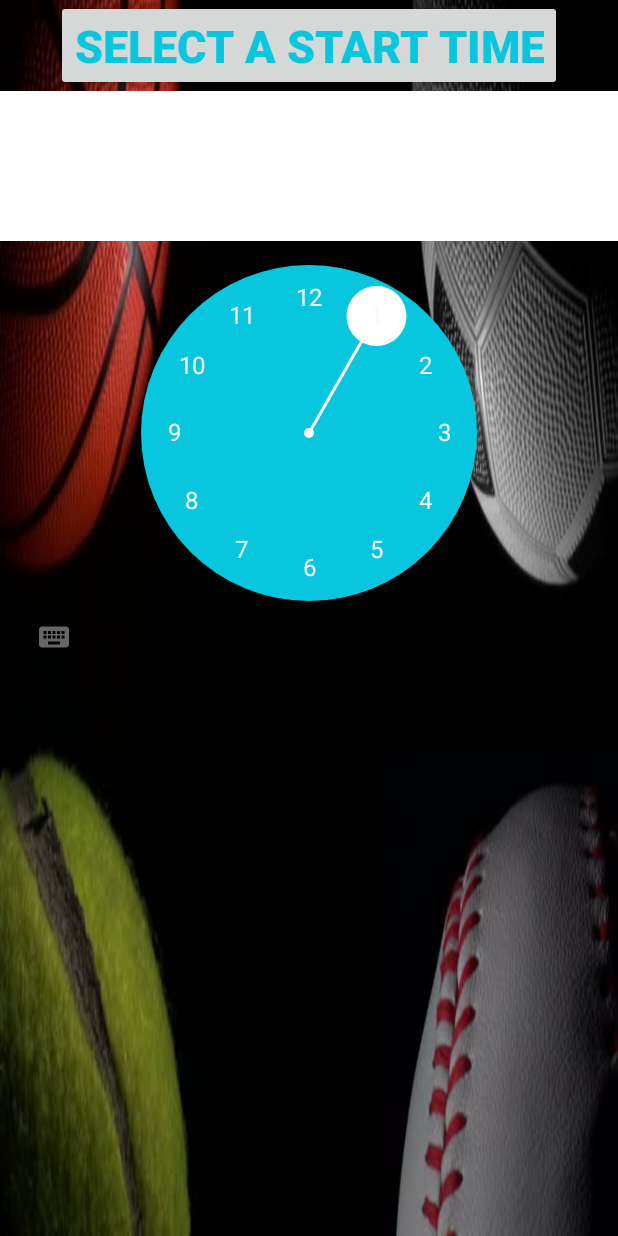
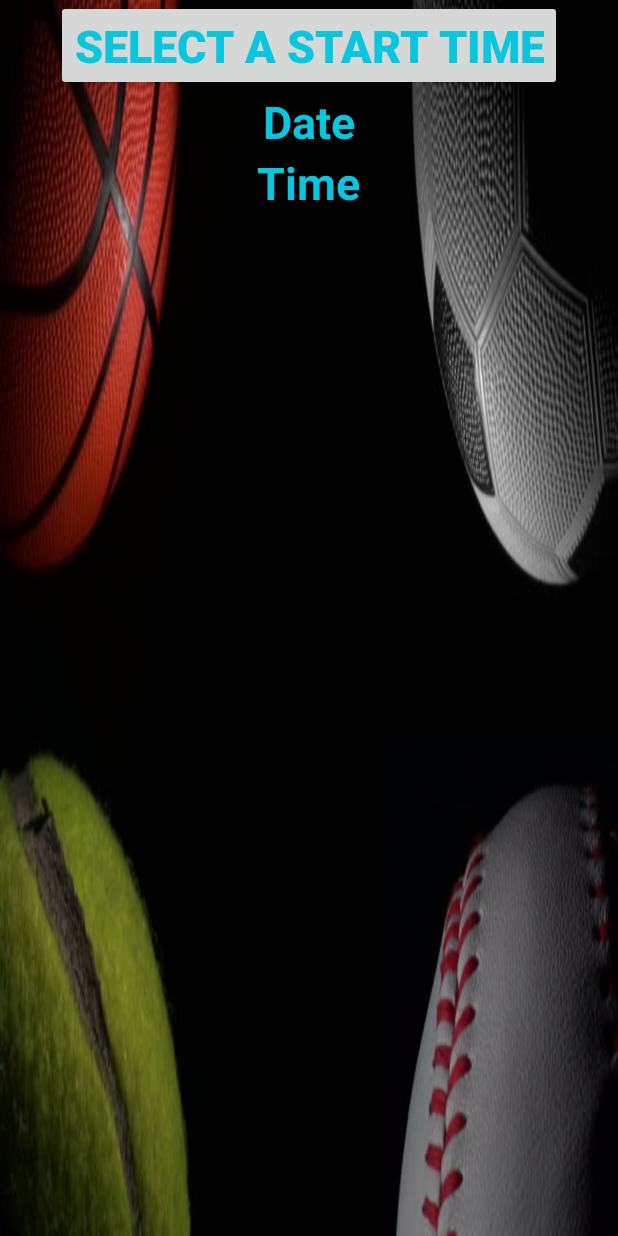
Before and after one commit to HubMaster9000/pickUp, an Android app: the layout timepickdialogue.xml on its own in the app's theme, with its tools: preview values and no code run, on a phone screen of 412 x 824 dp. Run offline under Robolectric (Android 15) with nearby library versions, the phone set to English and light mode, and no system bars.

Commit message:
time stuff

```diff
--- /dev/null
+++ b/app/src/main/java/org/danielsoares/pickupapp/Activities/Pick_Time.java
@@ -0,0 +1,4 @@
+package org.danielsoares.pickupapp.Activities;
+
+public class Pick_Time {
+}
--- a/app/src/main/res/layout/timepickdialogue.xml
+++ b/app/src/main/res/layout/timepickdialogue.xml
@@ -17,16 +17,21 @@
             android:textStyle="bold"
             android:layout_gravity="center"/>
 
-        <TimePicker
+        <TextView
+            android:id="@+id/set_date"
             android:layout_width="wrap_content"
             android:layout_height="wrap_content"
-            android:numbersBackgroundColor="@color/startblue"
-            android:numbersTextColor="@color/graylight"/>
+            android:text="Date"
+            android:textSize="30sp"
+            android:textColor="@color/startblue"
+            android:textStyle="bold"
+            android:layout_gravity="center"/>
 
         <TextView
-            android:id="@+id/time_result"
+            android:id="@+id/set_time"
             android:layout_width="wrap_content"
             android:layout_height="wrap_content"
+            android:text="Time"
             android:textSize="30sp"
             android:textColor="@color/startblue"
             android:textStyle="bold"
```
Also changed, not shown: app/src/main/AndroidManifest.xml (+1 -8 lines), app/src/main/java/org/danielsoares/pickupapp/Activities/Time_Pick.java (deleted, +0 -71 lines).
